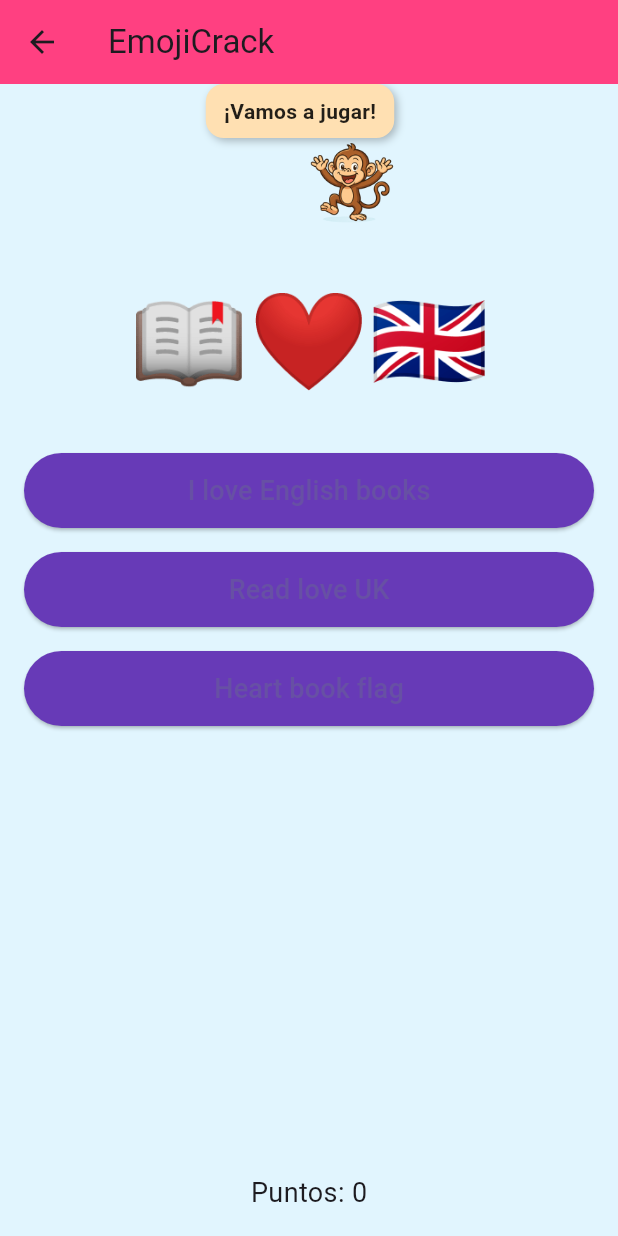
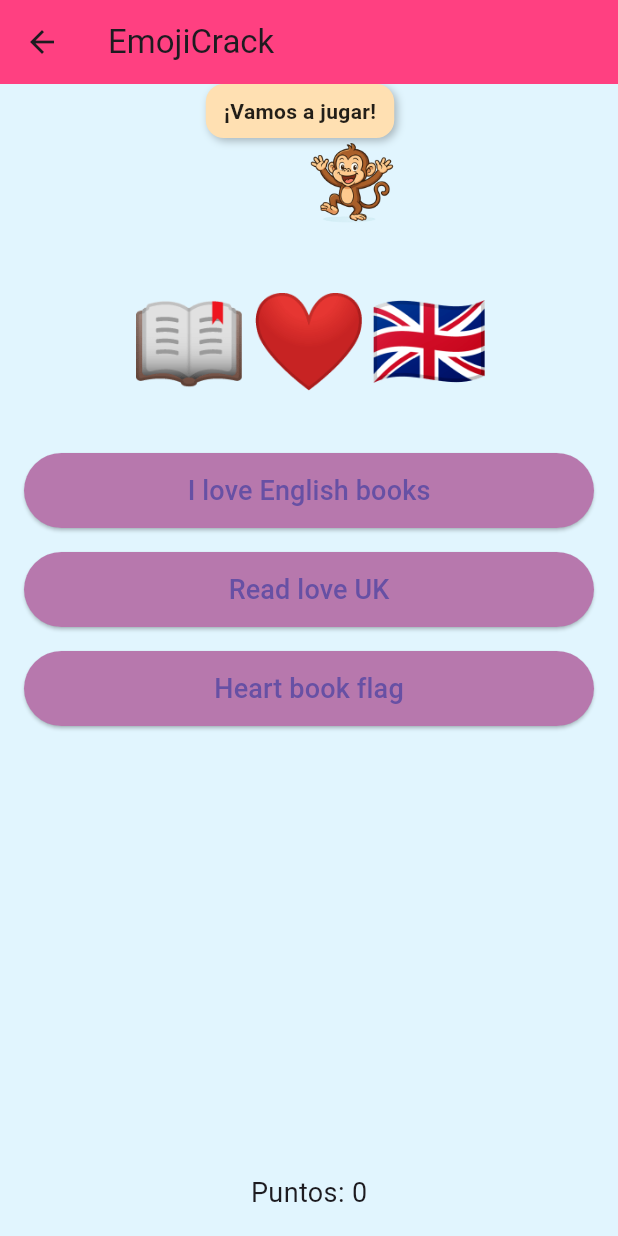
Before and after one commit to gemaGs-max/PalabraManiaFlutter, a Flutter app: the EmojiCrackPage screen opened directly, on a phone screen of 412 x 824 dp. Run offline on Flutter 3.47's test engine with Material 3 defaults, Android fonts, the light colour scheme and no system bars; our stand-ins replace audioplayers, cloud_firestore, confetti, firebase_auth, firebase_core, shared_preferences; missing offline and left inert: dart:html, translator; accounts and stored records are empty.

Commit message:
🎯 Mejoras en minijuegos: ahorcado, emoji crack, memoria y traducción técnica

```diff
--- a/lib/emoji_crack_page.dart
+++ b/lib/emoji_crack_page.dart
@@ -162,7 +162,7 @@
                   child: ElevatedButton(
                     onPressed: () => _responder(opcion),
                     style: ElevatedButton.styleFrom(
-                      backgroundColor: Colors.deepPurple,
+                      backgroundColor: const Color.fromARGB(255, 183, 120, 173),
                       minimumSize: const Size.fromHeight(50),
                     ),
                     child: Text(opcion, style: const TextStyle(fontSize: 18)),
--- a/lib/traduccion_tecnica_page.dart
+++ b/lib/traduccion_tecnica_page.dart
@@ -7,7 +7,7 @@
 
 class TraduccionTecnicaPage extends StatefulWidget {
   const TraduccionTecnicaPage({super.key});
-
+  // Esta página es un juego de traducción técnica de términos informáticos
   @override
   State<TraduccionTecnicaPage> createState() => _TraduccionTecnicaPageState();
 }
@@ -40,7 +40,7 @@
       'respuesta': 'interface',
     },
   ];
-
+  // Variables del juego
   int _indice = 0;
   int _puntos = 0;
   String _mensajeMono = '';
```
Also changed, not shown: lib/ahorcado_page.dart (+15 -7 lines), lib/memoria.dart (+9 -4 lines).
